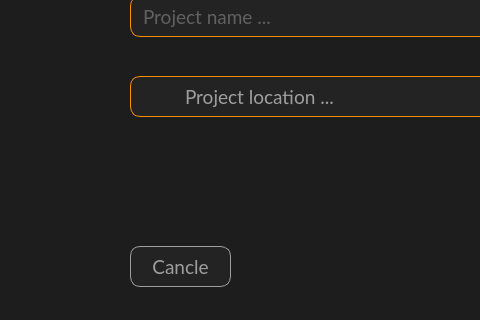
Qt form app/StartUpWindow.ui (M-A-R-S1/gc-ims-neural-network) before a commit; both pictures show x 0 to 480 and y 284 to 604 of the 849 by 604 pixel window.
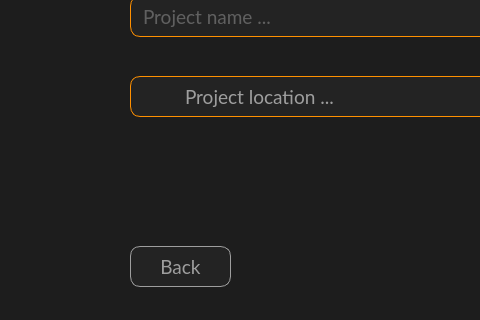
The same form after that commit. The open tabs and pages were chosen to show the change. Icons and pictures are not drawn.

What changed in the file:
```diff
--- a/app/StartUpWindow.ui
+++ b/app/StartUpWindow.ui
@@ -470,7 +470,7 @@
 </string>
      </property>
      <property name="text">
-      <string>Cancle</string>
+      <string>Back</string>
      </property>
     </widget>
     <widget class="QPushButton" name="button_create_2">
```
